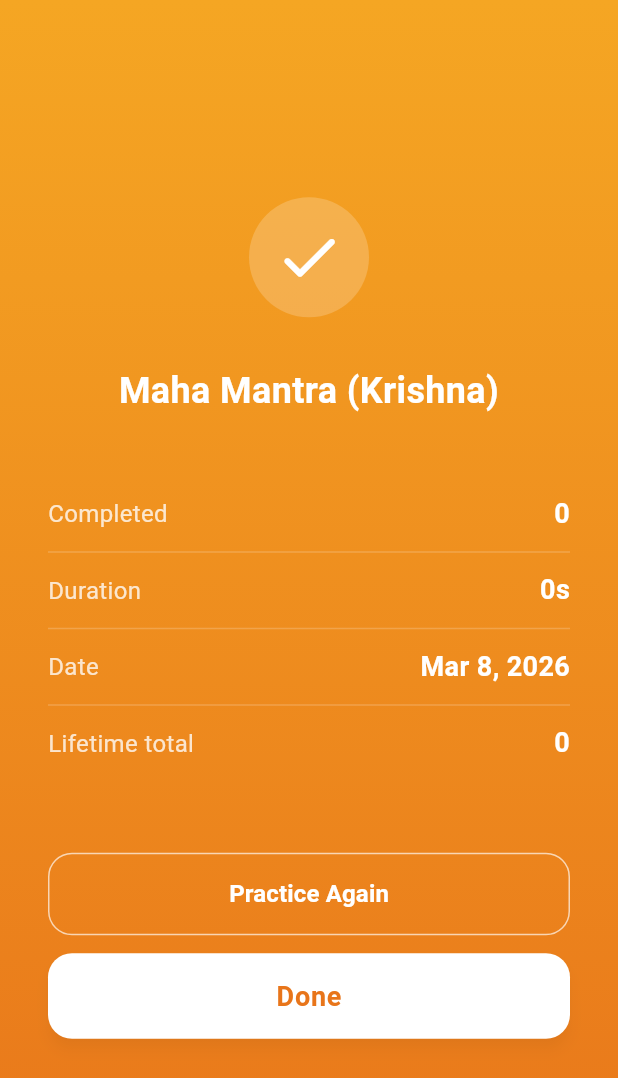
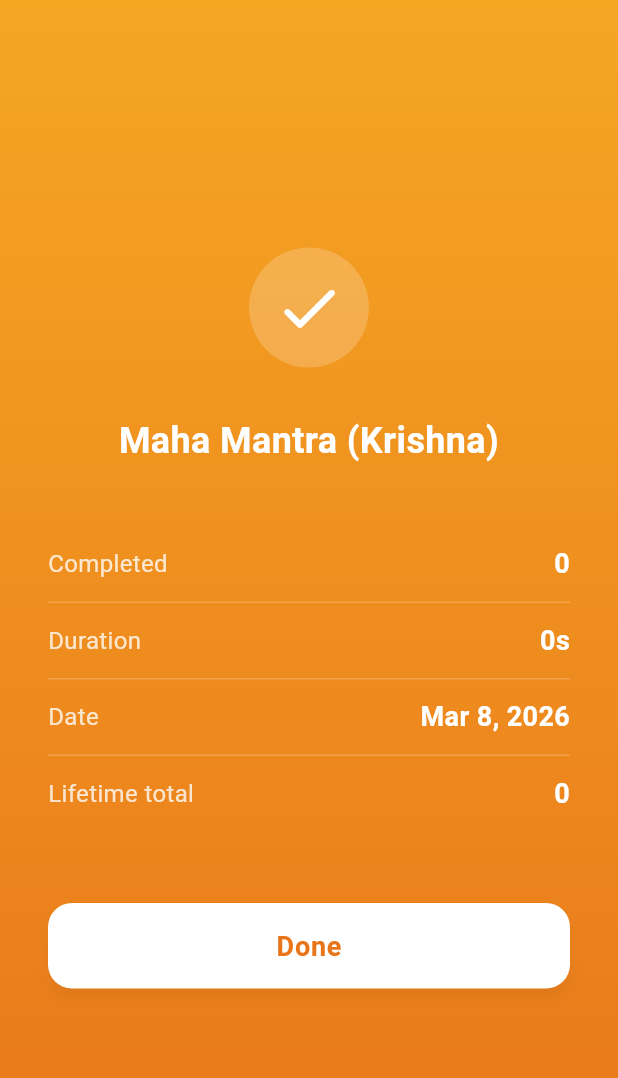
Before and after one commit to gautam-os/prayers-app, a Flutter app: the SessionCompleteScreen screen opened directly with sample values from the repository, on a phone screen of 412 x 824 dp. Shown: the top 1078 px of the screen. Run offline on Flutter 3.47's test engine with Material 3 defaults, Android fonts, the phone set to English and light mode, and no system bars; our stand-ins replace hive_flutter, wakelock_plus; accounts and stored records are empty.

Commit message:
Count animation, larger verse font, remove Practice Again
Made-with: Cursor

```diff
--- a/lib/screens/session_complete_screen.dart
+++ b/lib/screens/session_complete_screen.dart
@@ -3,7 +3,6 @@ import '../models/prayer.dart';
 import '../models/japa_session.dart';
 import '../services/storage_service.dart';
 import '../theme.dart';
-import 'count_picker_screen.dart';
 
 class SessionCompleteScreen extends StatelessWidget {
   final Prayer prayer;
@@ -72,35 +71,6 @@ class SessionCompleteScreen extends StatelessWidget {
                   const SizedBox(height: 48),
                   SizedBox(
                     width: double.infinity,
-                    child: OutlinedButton(
-                      onPressed: () {
-                        Navigator.pushReplacement(
-                          context,
-                          MaterialPageRoute(
-                            builder: (_) => CountPickerScreen(prayer: prayer),
-                          ),
-                        );
-                      },
-                      style: OutlinedButton.styleFrom(
-                        foregroundColor: Colors.white,
-                        side: BorderSide(color: Colors.white.withAlpha(170)),
-                        padding: const EdgeInsets.symmetric(vertical: 16),
-                        shape: RoundedRectangleBorder(
-                          borderRadius: BorderRadius.circular(16),
-                        ),
-                      ),
-                      child: const Text(
-                        'Practice Again',
-                        style: TextStyle(
-                          fontSize: 16,
-                          fontWeight: FontWeight.w600,
-                        ),
-                      ),
-                    ),
-                  ),
-                  const SizedBox(height: 12),
-                  SizedBox(
-                    width: double.infinity,
                     child: ElevatedButton(
                       onPressed: () {
                         Navigator.of(context).popUntil((route) => route.isFirst);
--- a/lib/screens/teleprompter_session_screen.dart
+++ b/lib/screens/teleprompter_session_screen.dart
@@ -152,7 +152,7 @@ class _TeleprompterSessionScreenState extends State<TeleprompterSessionScreen>
     final seconds = (elapsed.inSeconds % 60).toString().padLeft(2, '0');
     final verses = _verses;
     final screenHeight = MediaQuery.of(context).size.height;
-    final verseFontSize = screenHeight * 0.028;
+    final verseFontSize = screenHeight * 0.034;
 
     return Scaffold(
       backgroundColor: AppColors.deepOrange,
@@ -214,7 +214,7 @@ class _TeleprompterSessionScreenState extends State<TeleprompterSessionScreen>
                             : '',
                         style: TextStyle(
                           color: Colors.white,
-                          fontSize: verseFontSize.clamp(18.0, 28.0),
+                          fontSize: verseFontSize.clamp(20.0, 34.0),
                           height: 1.8,
                           fontWeight: FontWeight.w500,
                         ),
```
Also changed, not shown: lib/screens/japa_session_screen.dart (+20 -2 lines).
